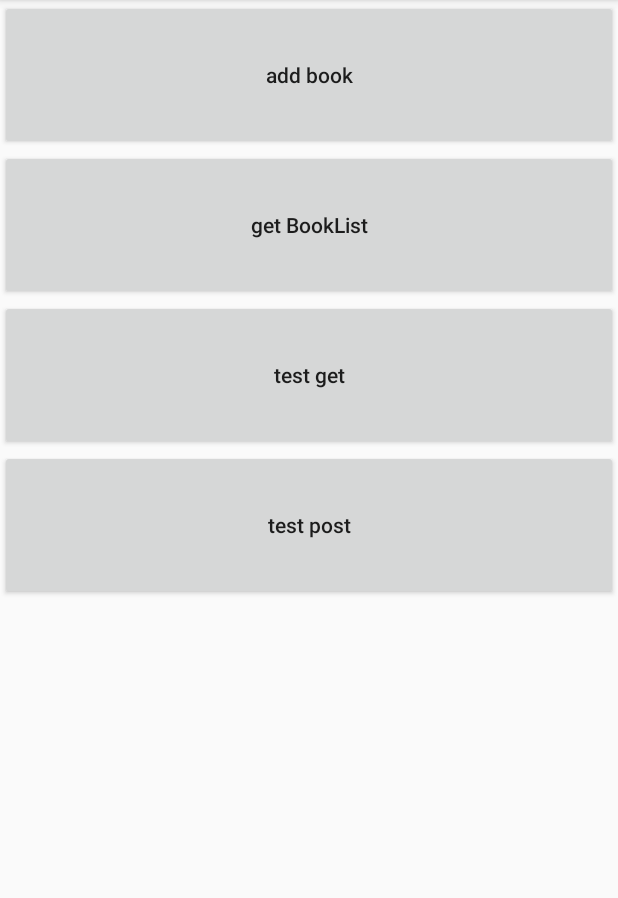
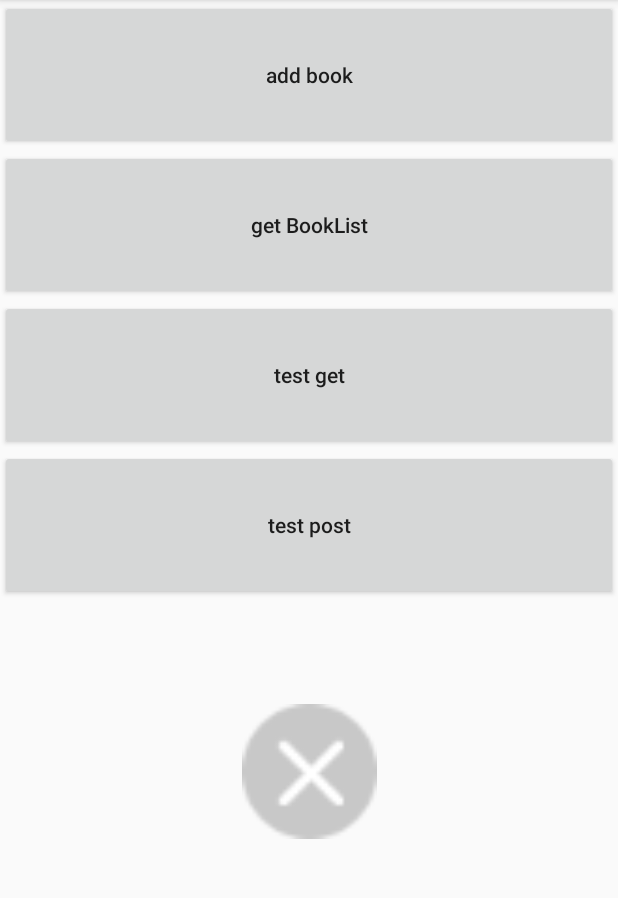
Before and after one commit to Shelter1024/Review, an Android app: the screen it shows after launch (MainActivity), on a phone screen of 412 x 824 dp, the part 84-982 px from its top. Run offline under Robolectric (Android 15) with nearby library versions, the phone set to English and light mode, and no system bars; our stand-ins replace RxJava.

Commit message:
自定义view，解决点击区域响应问题

```diff
--- a/app/src/main/java/com/shelter/review/MainActivity.java
+++ b/app/src/main/java/com/shelter/review/MainActivity.java
@@ -12,6 +12,7 @@ import androidx.annotation.NonNull;
 import androidx.appcompat.app.AppCompatActivity;
 
 import android.os.Bundle;
+import android.widget.Toast;
 
 
 import com.google.gson.Gson;
@@ -76,7 +77,16 @@ public class MainActivity extends AppCompatActivity implements View.OnClickListe
 //        startService();
 
 //        testGeneric();
+        WssCloseView iv = findViewById(R.id.iv);
+        iv.setReduceArea(30);
+        iv.setOnClickListener(new View.OnClickListener() {
+            @Override
+            public void onClick(View v) {
+                Toast.makeText(MainActivity.this, "点击了按钮", Toast.LENGTH_SHORT).show();
+            }
+        });
     }
+
 
     private void testGeneric() {
         List<? extends User> list = new ArrayList<VipUser>();
@@ -253,9 +263,11 @@ public class MainActivity extends AppCompatActivity implements View.OnClickListe
 //                startApp2Activity();
 
 //                addBook();
+                Toast.makeText(MainActivity.this, "点击了按钮1", Toast.LENGTH_SHORT).show();
                 break;
             case R.id.btn2:
-                getBookList();
+//                getBookList();
+                Toast.makeText(MainActivity.this, "点击了按钮2", Toast.LENGTH_SHORT).show();
                 break;
 
             case R.id.btn3:
--- a/app/src/main/res/layout/activity_main.xml
+++ b/app/src/main/res/layout/activity_main.xml
@@ -46,16 +46,18 @@
         app:layout_constraintRight_toRightOf="parent"
         app:layout_constraintTop_toBottomOf="@+id/btn3" />
 
-    <ImageView
+    <com.shelter.review.WssCloseView
         android:id="@+id/iv"
         app:layout_constraintTop_toBottomOf="@+id/btn2"
         app:layout_constraintLeft_toLeftOf="parent"
         app:layout_constraintRight_toRightOf="parent"
         app:layout_constraintBottom_toBottomOf="parent"
-        android:src="@mipmap/ic_launcher"
-        android:visibility="gone"
-        android:layout_width="0dp"
-        android:layout_height="0dp"/>
+        android:layout_marginTop="60dp"
+        android:src="@drawable/ad_clean_act_close"
+        android:layout_width="90dp"
+        android:layout_height="90dp"/>
+
+
 
 
 </androidx.constraintlayout.widget.ConstraintLayout>
```
Also changed, not shown: app/src/main/java/com/shelter/review/WssCloseView.java (added, +57 -0 lines), app/src/main/res/drawable-xhdpi/ad_clean_act_close.png (added).
